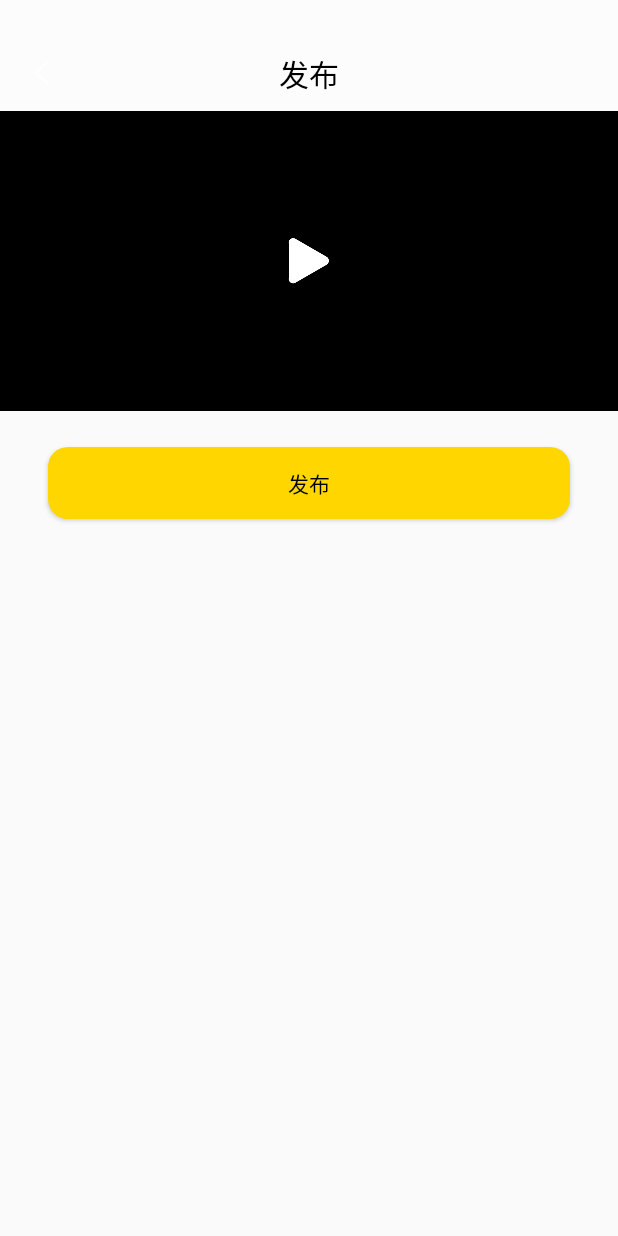
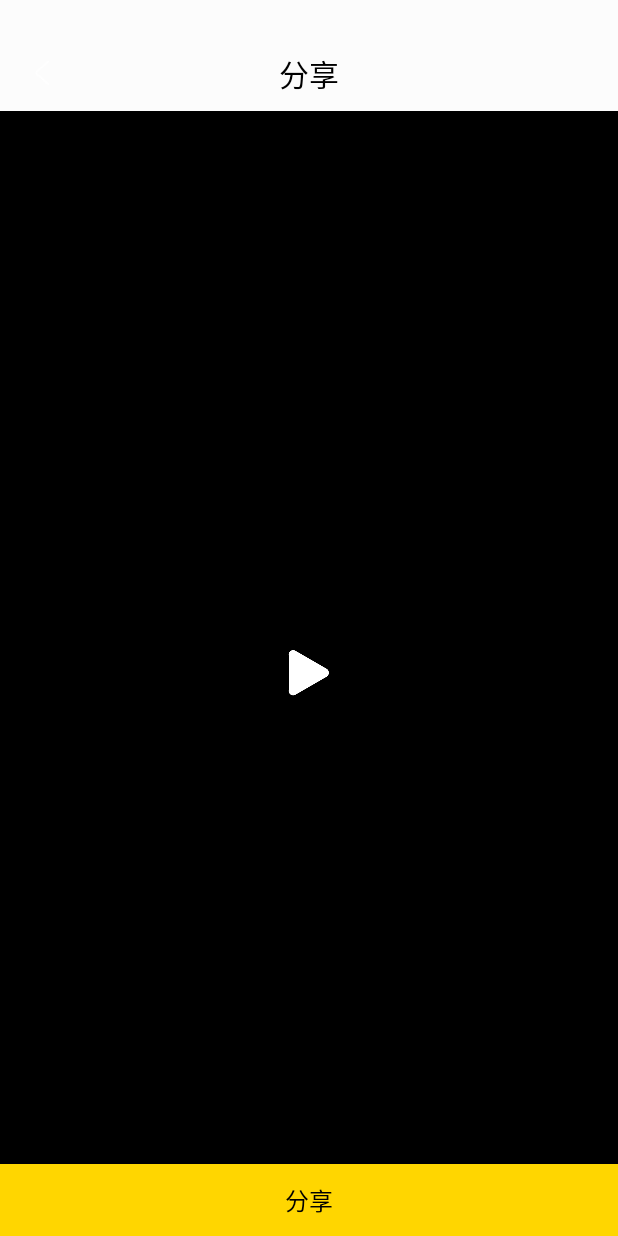
Before and after one commit to GitHubZJY/MVPFrame, an Android app: the ShareActivity screen opened directly, with no data from a screen before it, on a phone screen of 412 x 824 dp. Run offline under Robolectric (Android 15) with nearby library versions, the phone set to English and light mode, and no system bars; our stand-ins replace ButterKnife, EventBus; libraries missing offline, so code that uses them is left out: cn.bmob.v3, com.facebook.drawee, org.greenrobot.greendao; plain views replace SimpleDraweeView.

Commit message:
分享页面ui调整

```diff
--- a/app/src/main/java/com/zjyang/mvpframe/module/share/view/ShareActivity.java
+++ b/app/src/main/java/com/zjyang/mvpframe/module/share/view/ShareActivity.java
@@ -64,8 +64,6 @@ public class ShareActivity extends BaseActivity implements ShareTaskContracts.Vi
         setContentView(R.layout.activity_share);
         unbinder = ButterKnife.bind(this);
 
-        mShareBtn.setBackground(ShapeUtils.getRoundRectDrawable(20, getResources().getColor(R.color.yellow)));
-
 
         initVideoView();
 
--- a/app/src/main/res/layout/activity_share.xml
+++ b/app/src/main/res/layout/activity_share.xml
@@ -14,7 +14,7 @@
 
     <RelativeLayout
         android:layout_width="match_parent"
-        android:layout_height="200dp">
+        android:layout_height="match_parent">
         <com.example.zjy.player.ui.VideoFrame
             android:id="@+id/share_video_view"
             android:layout_width="match_parent"
@@ -36,20 +36,19 @@
             android:src="@drawable/ic_play_play"
             android:visibility="visible"
             />
+        <Button
+            android:id="@+id/share_btn"
+            android:layout_width="match_parent"
+            android:layout_height="48dp"
+            android:layout_alignParentBottom="true"
+            android:background="@color/yellow"
+            android:gravity="center"
+            android:textSize="16sp"
+            android:textColor="@color/primary_text_color"
+            android:text="@string/share_title"
+            />
     </RelativeLayout>
 
 
 
-    <Button
-        android:id="@+id/share_btn"
-        android:layout_width="match_parent"
-        android:layout_height="48dp"
-        android:layout_marginLeft="32dp"
-        android:layout_marginRight="32dp"
-        android:layout_marginTop="24dp"
-        android:gravity="center"
-        android:textColor="@color/primary_text_color"
-        android:text="@string/share_title"
-        />
-
 </com.zjyang.mvpframe.ui.view.CustomToolBar>
--- a/app/src/main/res/values/strings.xml
+++ b/app/src/main/res/values/strings.xml
@@ -6,7 +6,7 @@
     <string name="message_tab_name">消息</string>
     <string name="me_tab_name">我</string>
 
-    <string name="share_title">发布</string>
+    <string name="share_title">分享</string>
 
     <string name="share_success">分享成功</string>
     <string name="share_fail">分享失败</string>
```
